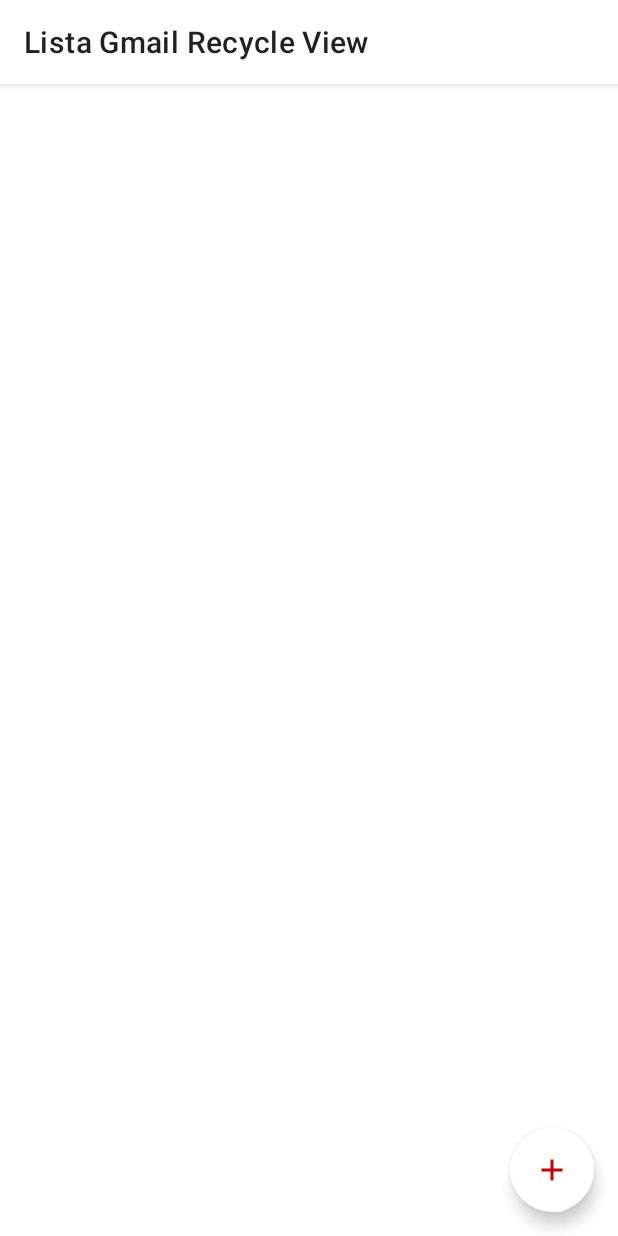
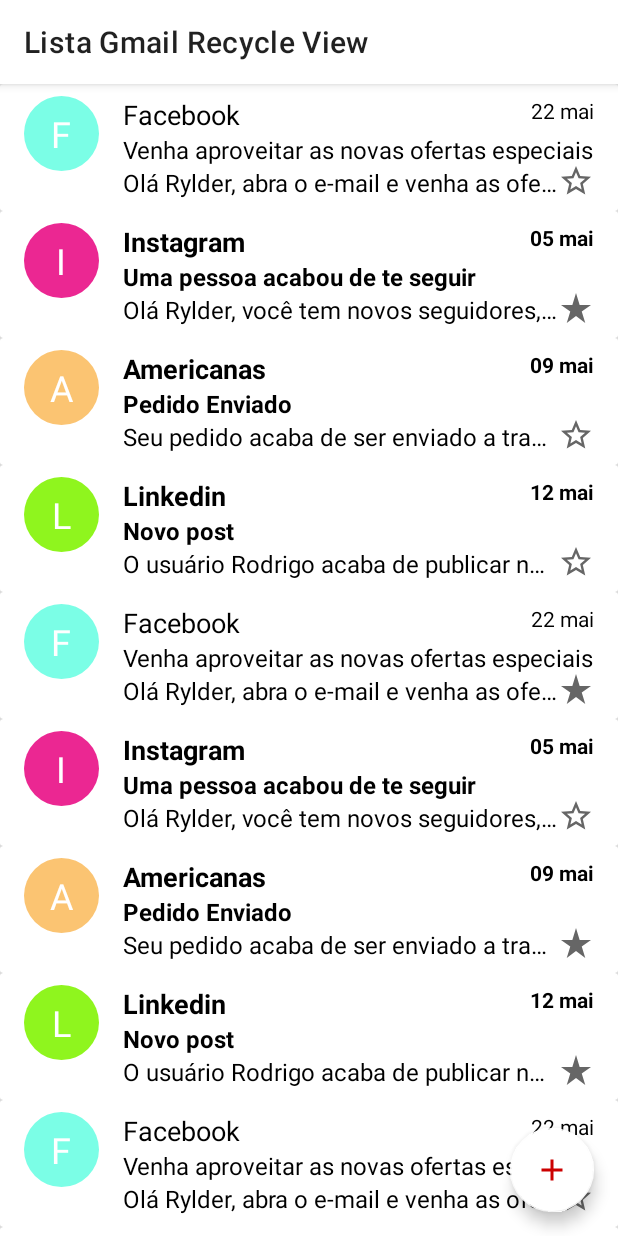
Before and after one commit to rylderoliveira/Lista-Gmail-Recycle-View, an Android app: the screen it shows after launch (MainActivity), on a phone screen of 412 x 824 dp. Run offline under Robolectric (Android 15) with nearby library versions, the phone set to English and light mode, and no system bars.

Commit message:
Adicionando efeitos aos não lidos e estrelados

```diff
--- /dev/null
+++ b/app/src/main/java/com/example/listagmailrecycleview/EmailAdapter.kt
@@ -0,0 +1,66 @@
+package com.example.listagmailrecycleview
+
+import android.annotation.SuppressLint
+import android.graphics.Color
+import android.graphics.Typeface
+import android.graphics.Typeface.BOLD
+import android.graphics.drawable.ShapeDrawable
+import android.graphics.drawable.shapes.OvalShape
+import android.view.LayoutInflater
+import android.view.View
+import android.view.ViewGroup
+import android.widget.ImageView
+import android.widget.TextView
+import androidx.annotation.ColorInt
+import androidx.recyclerview.widget.RecyclerView
+import com.example.listagmailrecycleview.model.Email
+
+class EmailAdapter(private val emails: MutableList<Email>): RecyclerView.Adapter<EmailAdapter.EmailViewHolder>() {
+
+    override fun onCreateViewHolder(parent: ViewGroup, viewType: Int): EmailViewHolder {
+        val view = LayoutInflater.from(parent.context).inflate(R.layout.email_item, parent, false)
+        return EmailViewHolder(view)
+    }
+
+    override fun onBindViewHolder(holder: EmailViewHolder, position: Int) {
+        holder.bind(emails[position])
+    }
+
+    override fun getItemCount(): Int = emails.size
+
+    inner class EmailViewHolder(itemView: View): RecyclerView.ViewHolder(itemView){
+        @SuppressLint("CutPasteId")
+        fun bind(email: Email) {
+            val hash = email.user.hashCode()
+            itemView.findViewById<TextView>(R.id.txt_icon).text = email.user.first().toString()
+            itemView.findViewById<TextView>(R.id.txt_icon).background = itemView.oval(Color.rgb(hash / 2, 0, hash))
+            itemView.findViewById<TextView>(R.id.txt_preview).text = email.preview
+            itemView.findViewById<TextView>(R.id.txt_title).text = email.user
+            itemView.findViewById<TextView>(R.id.txt_date).text = email.date
+            itemView.findViewById<TextView>(R.id.txt_subject).text = email.subject
+
+            // Arrumando a estrela
+            if (email.star) {
+                itemView.findViewById<ImageView>(R.id.img_star).setImageResource(R.drawable.ic_baseline_star_rate_24)
+            } else {
+                itemView.findViewById<ImageView>(R.id.img_star).setImageResource(R.drawable.ic_baseline_star_border_24)
+            }
+
+            if (!email.read) {
+                itemView.findViewById<TextView>(R.id.txt_title).setTypeface(Typeface.DEFAULT, BOLD)
+                itemView.findViewById<TextView>(R.id.txt_date).setTypeface(Typeface.DEFAULT, BOLD)
+                itemView.findViewById<TextView>(R.id.txt_subject).setTypeface(Typeface.DEFAULT, BOLD)
+            }
+        }
+    }
+}
+
+fun View.oval(@ColorInt color: Int): ShapeDrawable {
+    val oval = ShapeDrawable(OvalShape())
+    with(oval){
+        intrinsicHeight = height
+        intrinsicWidth = width
+        paint.color = color
+    }
+    return oval
+}
--- a/app/src/main/java/com/example/listagmailrecycleview/MainActivity.kt
+++ b/app/src/main/java/com/example/listagmailrecycleview/MainActivity.kt
@@ -2,10 +2,17 @@ package com.example.listagmailrecycleview
 
 import androidx.appcompat.app.AppCompatActivity
 import android.os.Bundle
+import androidx.recyclerview.widget.LinearLayoutManager
+import androidx.recyclerview.widget.RecyclerView
+import com.example.listagmailrecycleview.model.fakeEmails
 
 class MainActivity : AppCompatActivity() {
     override fun onCreate(savedInstanceState: Bundle?) {
         super.onCreate(savedInstanceState)
         setContentView(R.layout.activity_main)
+
+        val recyclerViewMain: RecyclerView = findViewById(R.id.recycle_view_main)
+        recyclerViewMain.adapter = EmailAdapter(fakeEmails())
+        recyclerViewMain.layoutManager = LinearLayoutManager(this)
     }
 }
--- a/app/src/main/java/com/example/listagmailrecycleview/model/Email.kt
+++ b/app/src/main/java/com/example/listagmailrecycleview/model/Email.kt
@@ -23,13 +23,72 @@ class EmailBuilder {
 
 fun email(block: EmailBuilder.() -> Unit): Email = EmailBuilder().apply(block).build()
 
-fun fakeEmails() = listOf<Email>(
+fun fakeEmails(): MutableList<Email> = mutableListOf(
     email {
         user = "Facebook"
         subject = "Venha aproveitar as novas ofertas especiais"
         preview = "Olá Rylder, abra o e-mail e venha as ofertas que preparamos para você"
         date = "22 mai"
         star = false
+        read = true
+    },
+    email {
+        user = "Instagram"
+        subject = "Uma pessoa acabou de te seguir"
+        preview = "Olá Rylder, você tem novos seguidores, clique e veja"
+        date = "05 mai"
+        star = true
+    },
+    email {
+        user = "Americanas"
+        subject = "Pedido Enviado"
+        preview = "Seu pedido acaba de ser enviado a transportadora e chegará em breve na sua casa"
+        date = "09 mai"
+        star = false
+    },
+    email {
+        user = "Linkedin"
+        subject = "Novo post"
+        preview = "O usuário Rodrigo acaba de publicar no feed, venha dar uma olhada"
+        date = "12 mai"
+        star = false
+    },
+    email {
+        user = "Facebook"
+        subject = "Venha aproveitar as novas ofertas especiais"
+        preview = "Olá Rylder, abra o e-mail e venha as ofertas que preparamos para você"
+        date = "22 mai"
+        star = true
+        read = true
+    },
+    email {
+        user = "Instagram"
+        subject = "Uma pessoa acabou de te seguir"
+        preview = "Olá Rylder, você tem novos seguidores, clique e veja"
+        date = "05 mai"
+        star = false
+    },
+    email {
+        user = "Americanas"
+        subject = "Pedido Enviado"
+        preview = "Seu pedido acaba de ser enviado a transportadora e chegará em breve na sua casa"
+        date = "09 mai"
+        star = true
+    },
+    email {
+        user = "Linkedin"
+        subject = "Novo post"
+        preview = "O usuário Rodrigo acaba de publicar no feed, venha dar uma olhada"
+        date = "12 mai"
+        star = true
+    },
+    email {
+        user = "Facebook"
+        subject = "Venha aproveitar as novas ofertas especiais"
+        preview = "Olá Rylder, abra o e-mail e venha as ofertas que preparamos para você"
+        date = "22 mai"
+        star = false
+        read = true
     },
     email {
         user = "Instagram"
@@ -51,61 +110,6 @@ fun fakeEmails() = listOf<Email>(
         preview = "O usuário Rodrigo acaba de publicar no feed, venha dar uma olhada"
         date = "12 mai"
         star = false
-    },
-    email {
-        user = "Facebook"
-        subject = "Venha aproveitar as novas ofertas especiais"
-        preview = "Olá Rylder, abra o e-mail e venha as ofertas que preparamos para você"
-        date = "22 mai"
-        star = false
-    },
-    email {
-        user = "Instagram"
-        subject = "Uma pessoa acabou de te seguir"
-        preview = "Olá Rylder, você tem novos seguidores, clique e veja"
-        date = "05 mai"
-        star = false
-    },
-    email {
-        user = "Americanas"
-        subject = "Pedido Enviado"
-        preview = "Seu pedido acaba de ser enviado a transportadora e chegará em breve na sua casa"
-        date = "09 mai"
-        star = false
-    },
-    email {
-        user = "Linkedin"
-        subject = "Novo post"
-        preview = "O usuário Rodrigo acaba de publicar no feed, venha dar uma olhada"
-        date = "12 mai"
-        star = false
-    },
-    email {
-        user = "Facebook"
-        subject = "Venha aproveitar as novas ofertas especiais"
-        preview = "Olá Rylder, abra o e-mail e venha as ofertas que preparamos para você"
-        date = "22 mai"
-        star = false
-    },
-    email {
-        user = "Instagram"
-        subject = "Uma pessoa acabou de te seguir"
-        preview = "Olá Rylder, você tem novos seguidores, clique e veja"
-        date = "05 mai"
-        star = false
-    },
-    email {
-        user = "Americanas"
-        subject = "Pedido Enviado"
-        preview = "Seu pedido acaba de ser enviado a transportadora e chegará em breve na sua casa"
-        date = "09 mai"
-        star = false
-    },
-    email {
-        user = "Linkedin"
-        subject = "Novo post"
-        preview = "O usuário Rodrigo acaba de publicar no feed, venha dar uma olhada"
-        date = "12 mai"
-        star = false
+        read = true
     },
 )
--- a/app/src/main/res/drawable/card_view_bg.xml
+++ b/app/src/main/res/drawable/card_view_bg.xml
@@ -1,5 +1,7 @@
 <?xml version="1.0" encoding="utf-8"?>
 <shape xmlns:android="http://schemas.android.com/apk/res/android">
-    <solid android:color="@color/purple_700"/>
+
+    <solid android:color="@color/white"/>
     <corners android:radius="32dp"/>
+
 </shape>
--- /dev/null
+++ b/app/src/main/res/drawable/ic_baseline_star_rate_24.xml
@@ -0,0 +1,10 @@
+<vector xmlns:android="http://schemas.android.com/apk/res/android"
+    android:width="24dp"
+    android:height="24dp"
+    android:viewportWidth="24"
+    android:viewportHeight="24"
+    android:tint="?attr/colorControlNormal">
+  <path
+      android:fillColor="@android:color/white"
+      android:pathData="M14.43,10l-2.43,-8l-2.43,8l-7.57,0l6.18,4.41l-2.35,7.59l6.17,-4.69l6.18,4.69l-2.35,-7.59l6.17,-4.41z"/>
+</vector>
--- a/app/src/main/res/layout/email_item.xml
+++ b/app/src/main/res/layout/email_item.xml
@@ -1,5 +1,6 @@
 <?xml version="1.0" encoding="utf-8"?>
-<androidx.cardview.widget.CardView xmlns:android="http://schemas.android.com/apk/res/android"
+<androidx.cardview.widget.CardView
+    xmlns:android="http://schemas.android.com/apk/res/android"
     android:layout_width="match_parent"
     android:layout_height="wrap_content"
     android:background="@drawable/card_view_bg"
```
